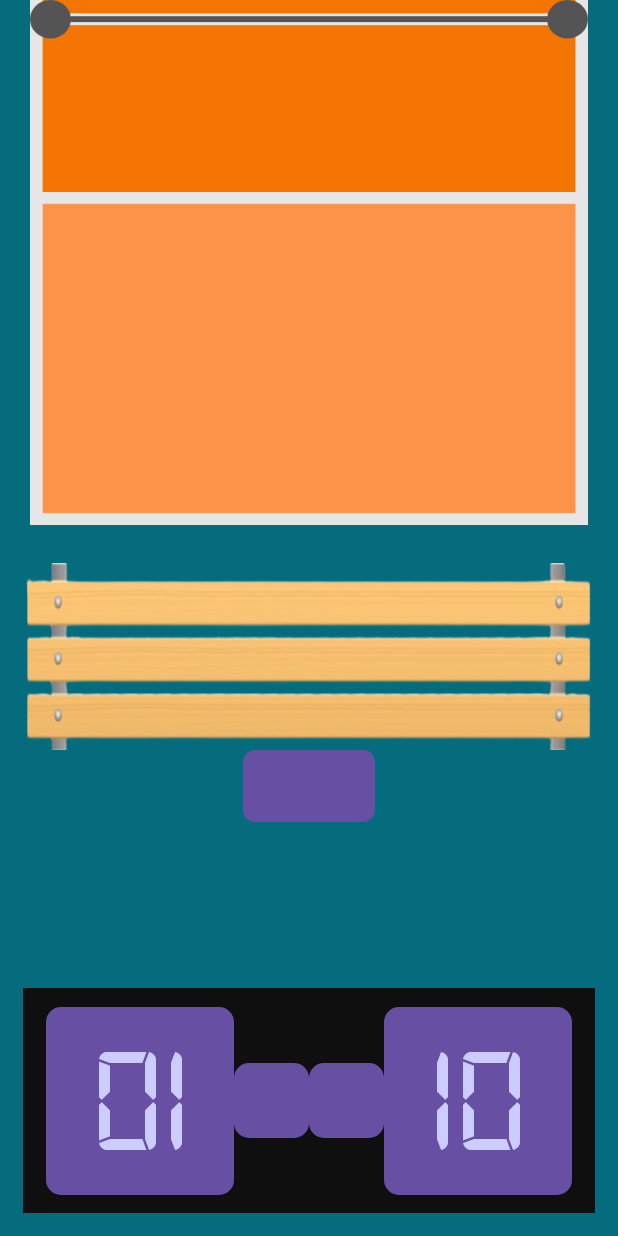
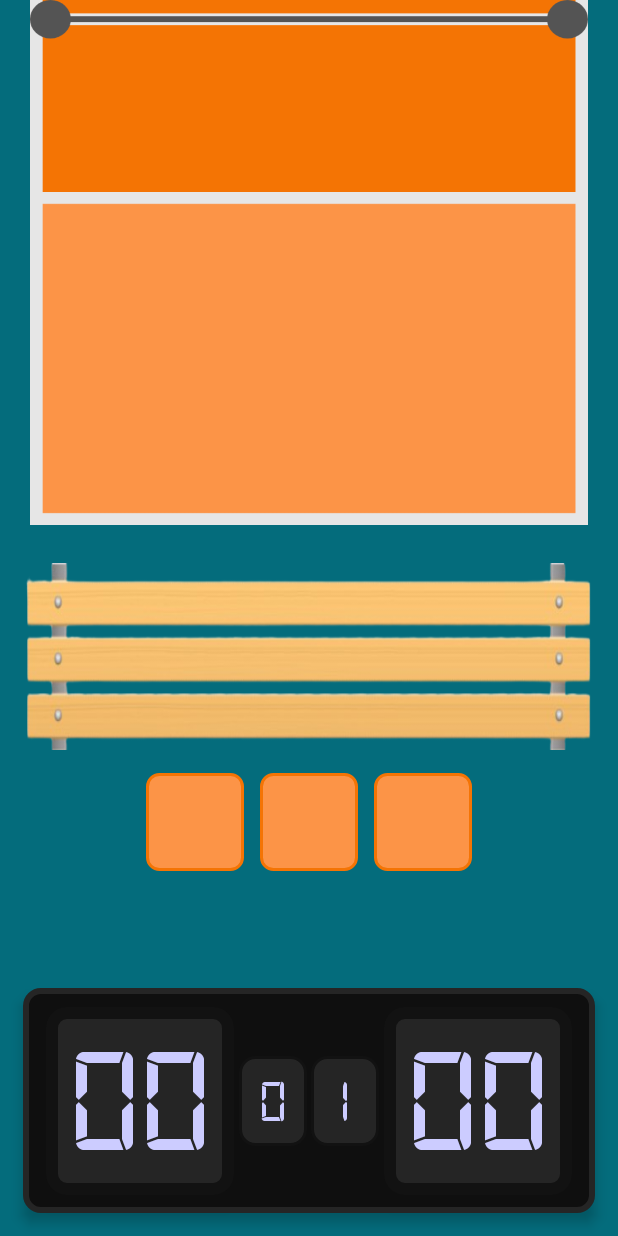
Before and after one commit to AngelDavidArellanoMolina/VolleyEssentials, an Android app: the screen it shows after launch (MainActivity), on a phone screen of 412 x 824 dp. Run offline under Robolectric (Android 15) with nearby library versions, the light colour scheme and no system bars.

Commit message:
marcador func

```diff
--- a/app/src/main/java/com/example/volleyessentials/MainActivity.java
+++ b/app/src/main/java/com/example/volleyessentials/MainActivity.java
@@ -34,17 +34,23 @@
 
 public class MainActivity extends AppCompatActivity {
     private CardView jugadorSeleccionado;
+    private TextView puntosLocal, puntosVisit, setsLocal, setsVisit;
+
     private float offsetX, offsetY;
-    private RelativeLayout playersContainer;
-    private LinearLayout banquillo;
-    private List<Jugador> jugadoresEnPista = new ArrayList<>();
-    private List<Jugador> jugadoresTotales = new ArrayList<>();
     private int jugadorCount = 0;
     private RelativeLayout field;
     private GridLayout gridJugadores;
 
+    private LinearLayout banquillo;
+    private List<Jugador> jugadoresEnPista = new ArrayList<>();
+    private List<Jugador> jugadoresTotales = new ArrayList<>();
+
     @Override
     protected void onCreate(Bundle savedInstanceState) {
+        puntosLocal = findViewById(R.id.marcador_local_nums);
+        puntosVisit = findViewById(R.id.marcador_visitante_nums);
+        setsLocal = findViewById(R.id.marcador_local_sets_nums);
+        setsVisit = findViewById(R.id.marcador_visitante_sets_nums);
         super.onCreate(savedInstanceState);
         setContentView(R.layout.activity_main);
         field = findViewById(R.id.pista_juego);
@@ -163,6 +169,13 @@
         }
     }
 
+    public void marcador (View view) {
+        puntosLocal.setOnClickListener(new View.OnClickListener() {
+            @Override
+            public void onClick(View view) {
+            }
+        });
+    }
     private void onTouchEvent_movimiento(View jugadorView, MotionEvent event) {
         switch (event.getAction()) {
             case MotionEvent.ACTION_DOWN:
--- a/app/src/main/res/drawable/botones_interface.xml
+++ b/app/src/main/res/drawable/botones_interface.xml
@@ -1,4 +1,3 @@
-<!-- res/drawable/custom_button_background.xml -->
 <selector xmlns:android="http://schemas.android.com/apk/res/android">
     <!-- Estado cuando el botón está presionado -->
     <item android:state_pressed="true">
@@ -12,6 +11,8 @@
         <shape>
             <solid android:color="@color/naranja_buttons" /> <!-- Color de fondo por defecto -->
             <corners android:radius="8dp" /> <!-- Bordes redondeados -->
+            <stroke android:color="@color/naranja_buttons2"/>
+            <stroke android:width="2dp"/>
         </shape>
     </item>
 </selector>
--- /dev/null
+++ b/app/src/main/res/drawable/marcador.xml
@@ -0,0 +1,7 @@
+<?xml version="1.0" encoding="utf-8"?>
+<shape xmlns:android="http://schemas.android.com/apk/res/android">
+    <corners android:radius="10dp" />
+    <solid android:color="@color/dark_bg2" />
+    <stroke android:color="@color/dark_bg3" />
+    <stroke android:width="4dp"/>
+</shape>
--- a/app/src/main/res/drawable/marcador_azul.xml
+++ b/app/src/main/res/drawable/marcador_puntos.xml
@@ -1,5 +1,7 @@
 <?xml version="1.0" encoding="utf-8"?>
 <shape xmlns:android="http://schemas.android.com/apk/res/android">
     <corners android:radius="10dp" />
-    <solid android:color="@color/pastel_verde" /> <!-- Referencia al color verde -->
+    <solid android:color="@color/dark_bg3" />
+    <stroke android:color="@color/dark_bg" />
+    <stroke android:width="8dp"/>
 </shape>
--- /dev/null
+++ b/app/src/main/res/drawable/marcador_sets.xml
@@ -0,0 +1,7 @@
+<?xml version="1.0" encoding="utf-8"?>
+<shape xmlns:android="http://schemas.android.com/apk/res/android">
+    <corners android:radius="10dp" />
+    <solid android:color="@color/dark_bg3" />
+    <stroke android:color="@color/dark_bg" />
+    <stroke android:width="2dp"/>
+</shape>
--- a/app/src/main/res/layout/activity_main.xml
+++ b/app/src/main/res/layout/activity_main.xml
@@ -64,80 +64,168 @@
         android:id="@+id/marcador"
         android:layout_width="0dp"
         android:layout_height="150dp"
-        android:background="@color/dark_bg2"
+        android:background="@drawable/marcador"
         app:layout_constraintBottom_toBottomOf="parent"
         app:layout_constraintStart_toStartOf="parent"
         app:layout_constraintEnd_toEndOf="parent"
         android:layout_margin="15dp"
+        android:elevation="5dp"
         />
 
-    <Button
-        android:id="@+id/marcador_local"
+    <View
+        android:id="@+id/marcador_local_view"
         android:layout_width="125dp"
         android:layout_height="125dp"
-        android:text="01"
+        android:background="@drawable/marcador_puntos"
+        app:layout_constraintTop_toTopOf="@id/marcador"
+        app:layout_constraintBottom_toBottomOf="@id/marcador"
+        app:layout_constraintStart_toStartOf="@id/marcador"
+        android:layout_margin="15dp"
+        android:elevation="5dp"
+        />
+
+    <TextView
+        android:id="@+id/marcador_local_nums"
+        android:layout_width="wrap_content"
+        android:layout_height="wrap_content"
+        android:text="00"
         android:textSize="100dp"
-        android:background="@drawable/marcador_azul"
+        android:textColor="@color/light_blue"
+        android:fontFamily="@font/digital_font"
+        app:layout_constraintTop_toTopOf="@id/marcador_local_view"
+        app:layout_constraintBottom_toBottomOf="@id/marcador_local_view"
+        app:layout_constraintStart_toStartOf="@id/marcador_local_view"
+        app:layout_constraintEnd_toEndOf="@id/marcador_local_view"
+        android:elevation="5dp"
+        />
+
+    <View
+        android:id="@+id/marcador_sets_local_view"
+        android:layout_width="45dp"
+        android:layout_height="60dp"
+        android:text="10"
+        android:textSize="100dp"
+        android:background="@drawable/marcador_sets"
         android:textColor="@color/light_blue"
         android:fontFamily="@font/digital_font"
         app:layout_constraintTop_toTopOf="@id/marcador"
         app:layout_constraintBottom_toBottomOf="@id/marcador"
-        app:layout_constraintStart_toStartOf="@id/marcador"
-        android:layout_margin="15dp"
+        app:layout_constraintStart_toEndOf="@id/marcador_local_view"
+        android:layout_marginStart="3dp"
+        android:elevation="5dp"
         />
 
-    <Button
-        android:layout_width="50dp"
-        android:layout_height="50dp"
-        android:text="10"
-        android:textSize="100dp"
-        android:background="@drawable/marcador_azul"
+    <TextView
+        android:id="@+id/marcador_local_sets_nums"
+        android:layout_width="wrap_content"
+        android:layout_height="wrap_content"
+        android:text="0"
+        android:textSize="40dp"
         android:textColor="@color/light_blue"
         android:fontFamily="@font/digital_font"
         app:layout_constraintTop_toTopOf="@id/marcador"
         app:layout_constraintBottom_toBottomOf="@id/marcador"
-        app:layout_constraintStart_toEndOf="@id/marcador_local"
+        app:layout_constraintStart_toStartOf="@id/marcador_sets_local_view"
+        app:layout_constraintEnd_toEndOf="@id/marcador_sets_local_view"
+        android:elevation="5dp"
         />
 
-    <Button
-        android:layout_width="50dp"
-        android:layout_height="50dp"
+    <View
+        android:id="@+id/marcador_sets_visitante_view"
+        android:layout_width="45dp"
+        android:layout_height="60dp"
         android:text="10"
         android:textSize="100dp"
-        android:background="@drawable/marcador_azul"
+        android:background="@drawable/marcador_sets"
         android:textColor="@color/light_blue"
         android:fontFamily="@font/digital_font"
         app:layout_constraintTop_toTopOf="@id/marcador"
         app:layout_constraintBottom_toBottomOf="@id/marcador"
-        app:layout_constraintEnd_toStartOf="@id/visitante"
+        app:layout_constraintEnd_toStartOf="@id/marcador_visitante_view"
+        android:layout_marginEnd="3dp"
+        android:elevation="5dp"
         />
 
-    <Button
-        android:id="@+id/visitante"
-        android:layout_width="125dp"
-        android:layout_height="125dp"
-        android:text="10"
-        android:textSize="100dp"
-        android:background="@drawable/marcador_azul"
+    <TextView
+        android:id="@+id/marcador_visitante_sets_nums"
+        android:layout_width="wrap_content"
+        android:layout_height="wrap_content"
+        android:text="1"
+        android:textSize="40dp"
         android:textColor="@color/light_blue"
         android:fontFamily="@font/digital_font"
         app:layout_constraintTop_toTopOf="@id/marcador"
         app:layout_constraintBottom_toBottomOf="@id/marcador"
+        app:layout_constraintStart_toStartOf="@id/marcador_sets_visitante_view"
+        app:layout_constraintEnd_toEndOf="@id/marcador_sets_visitante_view"
+        android:elevation="5dp"
+        />
+
+    <View
+        android:id="@+id/marcador_visitante_view"
+        android:layout_width="125dp"
+        android:layout_height="125dp"
+        android:background="@drawable/marcador_puntos"
+        app:layout_constraintTop_toTopOf="@id/marcador"
+        app:layout_constraintBottom_toBottomOf="@id/marcador"
         app:layout_constraintEnd_toEndOf="@id/marcador"
         android:layout_margin="15dp"
+        android:elevation="5dp"
+        />
+
+    <TextView
+        android:id="@+id/marcador_visitante_nums"
+        android:layout_width="wrap_content"
+        android:layout_height="wrap_content"
+        android:text="00"
+        android:textSize="100dp"
+        android:textColor="@color/light_blue"
+        android:fontFamily="@font/digital_font"
+        app:layout_constraintTop_toTopOf="@id/marcador_visitante_view"
+        app:layout_constraintBottom_toBottomOf="@id/marcador_visitante_view"
+        app:layout_constraintStart_toStartOf="@id/marcador_visitante_view"
+        app:layout_constraintEnd_toEndOf="@id/marcador_visitante_view"
+        android:elevation="5dp"
         />
 
 
-    <!-- Botón para agregar jugador -->
-    <Button
-        android:id="@+id/btnAddPlayer"
-        android:layout_width="wrap_content"
+    <!-- Botones de acción -->
+    <LinearLayout
+        android:layout_width="match_parent"
         android:layout_height="wrap_content"
-        android:onClick="agregarJugador"
-        android:background="@drawable/botones_interface"
         app:layout_constraintStart_toStartOf="parent"
         app:layout_constraintEnd_toEndOf="parent"
         app:layout_constraintTop_toBottomOf="@id/fieldLayout"
+        android:gravity="center"
+        android:layout_margin="15dp"
+        android:elevation="5dp">
+
+    <View
+        android:id="@+id/btnAddPlayer"
+        android:layout_width="65dp"
+        android:layout_height="65dp"
+        android:onClick="agregarJugador"
+        android:background="@drawable/botones_interface"
+        android:layout_marginHorizontal="5dp"
         />
 
+    <View
+        android:id="@+id/btnDltPlayer"
+        android:layout_width="65dp"
+        android:layout_height="65dp"
+        android:onClick="agregarJugador"
+        android:background="@drawable/botones_interface"
+        android:layout_marginHorizontal="5dp"
+        />
+
+    <View
+        android:id="@+id/btnRtrn"
+        android:layout_width="65dp"
+        android:layout_height="65dp"
+        android:onClick="agregarJugador"
+        android:background="@drawable/botones_interface"
+        android:layout_marginHorizontal="5dp"
+        />
+    </LinearLayout>
+
 </androidx.constraintlayout.widget.ConstraintLayout>
--- a/app/src/main/res/values/colors.xml
+++ b/app/src/main/res/values/colors.xml
@@ -5,6 +5,7 @@
     <color name="transparent">#00FFFFFF</color>
     <color name="dark_bg">#121212</color>
     <color name="dark_bg2">#0F0F0F</color>
+    <color name="dark_bg3">#252525</color>
 
     <!-- Colores básicos -->
     <color name="red">#FFFF0000</color>
--- a/app/src/main/res/values/styles.xml
+++ b/app/src/main/res/values/styles.xml
@@ -1,9 +1,3 @@
 <?xml version="1.0" encoding="utf-8"?>
 <resources>
-    <style name="ButtonTextStyle_blue">
-        <item name="android:textColor">@color/black</item>
-        <item name="android:textSize">16sp</item>
-        <item name="elevation">5dp</item>
-        <item name="fontFamily">@font/digital_font</item>
-    </style>
 </resources>
```
